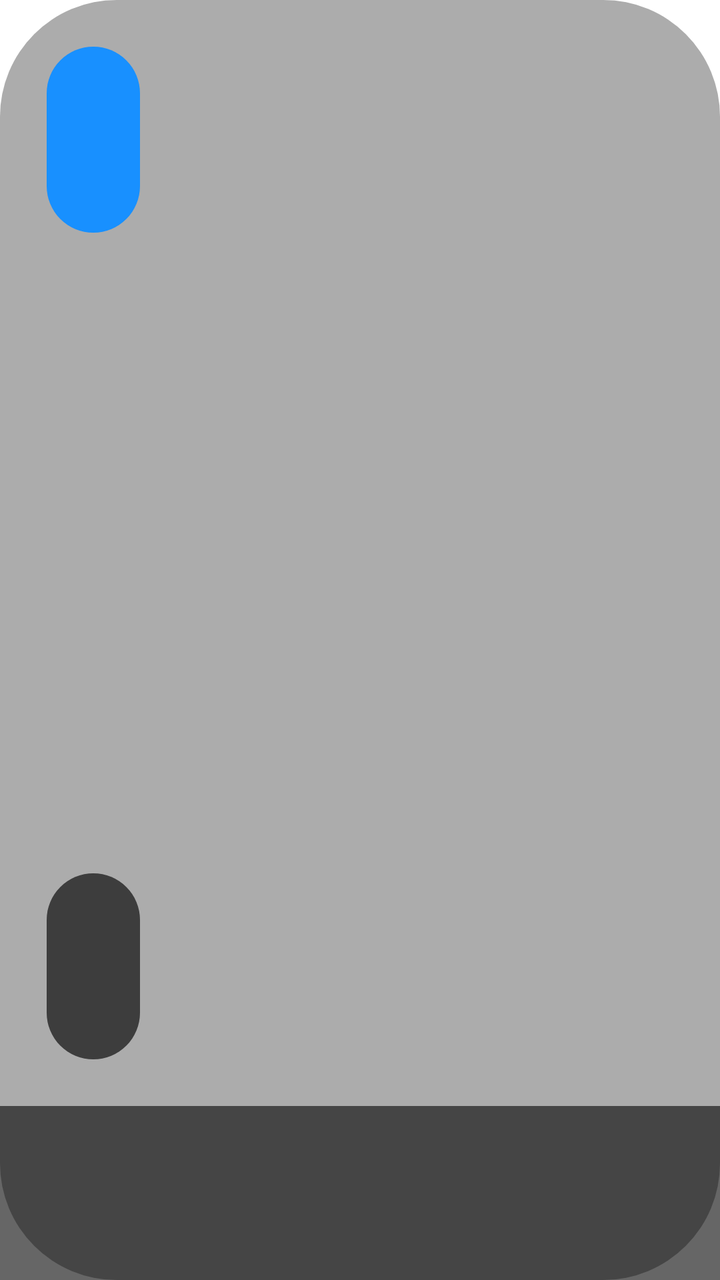
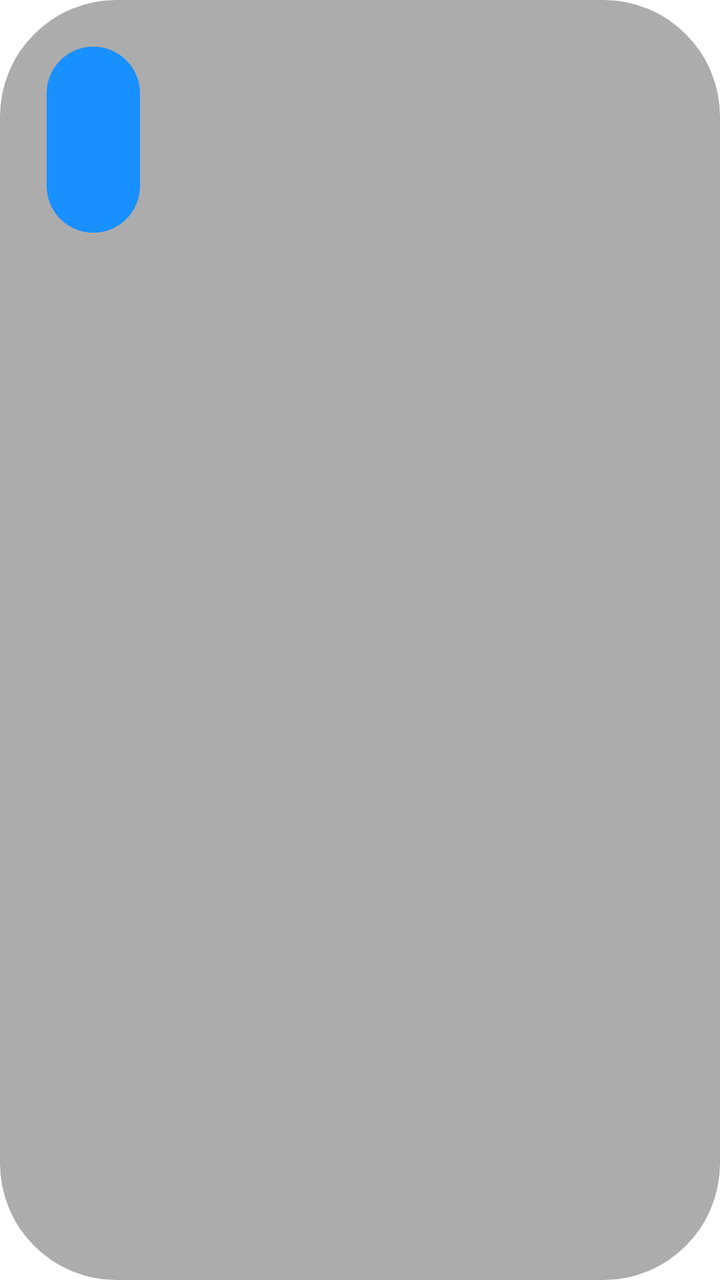

Before-and-after screenshots of an Android layout around one commit, followed by the original layout XML and the change that was made.
<!-- AndroidManifest.xml: application theme AppTheme.NoActionBar -->
<!-- res/layout/item_search.xml -->
<?xml version="1.0" encoding="utf-8"?>
<FrameLayout xmlns:android="http://schemas.android.com/apk/res/android"
    android:layout_width="match_parent"
    android:layout_height="wrap_content"
    android:background="@drawable/shape_user_focus"
    android:focusable="true">

    <FrameLayout
        android:layout_width="match_parent"
        android:layout_height="@dimen/vs_120">

        <ImageView
            android:id="@+id/ivThumb"
            android:layout_width="match_parent"
            android:layout_height="match_parent"
            android:scaleType="centerCrop" />

        <LinearLayout
            android:layout_width="wrap_content"
            android:layout_height="wrap_content"
            android:layout_marginLeft="@dimen/vs_4"
            android:layout_marginTop="@dimen/vs_4"
            android:layout_marginRight="@dimen/vs_4"
            android:orientation="horizontal">

            <TextView
                android:id="@+id/tvSite"
                android:layout_width="wrap_content"
                android:layout_height="wrap_content"
                android:layout_marginEnd="@dimen/vs_4"
                android:layout_marginRight="@dimen/vs_4"
                android:background="@drawable/shape_thumb_year"
                android:ellipsize="end"
                android:gravity="center"
                android:paddingLeft="@dimen/vs_4"
                android:paddingRight="@dimen/vs_4"
                android:singleLine="true"
                android:textColor="@android:color/white"
                android:textSize="@dimen/ts_16" />

        </LinearLayout>


        <LinearLayout
            android:layout_width="match_parent"
            android:layout_height="wrap_content"
            android:layout_gravity="bottom"
            android:orientation="vertical">

            <TextView
                android:id="@+id/tvNote"
                android:layout_width="wrap_content"
                android:layout_height="wrap_content"
                android:layout_gravity="bottom"
                android:layout_marginLeft="@dimen/vs_4"
                android:layout_marginRight="@dimen/vs_4"
                android:layout_marginBottom="@dimen/vs_4"
                android:background="@drawable/shape_thumb_note"
                android:ellipsize="end"
                android:gravity="center"
                android:paddingLeft="@dimen/vs_4"
                android:paddingRight="@dimen/vs_4"
                android:singleLine="true"
                android:textColor="@android:color/white"
                android:textSize="@dimen/ts_16" />

            <TextView
                android:id="@+id/tvName"
                android:layout_width="match_parent"
                android:layout_height="wrap_content"
                android:background="@drawable/shape_thumb_bottom_name"
                android:ellipsize="marquee"
                android:marqueeRepeatLimit="marquee_forever"
                android:padding="@dimen/vs_4"
                android:singleLine="true"
                android:textColor="@android:color/white"
                android:textSize="@dimen/ts_18" />
        </LinearLayout>
    </FrameLayout>
</FrameLayout>
<!-- resources referenced by this layout -->
<resources>
  <dimen name="ts_16">12mm</dimen>
  <dimen name="ts_18">13mm</dimen>
  <dimen name="vs_120">120mm</dimen>
  <dimen name="vs_4">4mm</dimen>
  <!-- drawable shape_thumb_bottom_name (drawable) -->
  <?xml version="1.0" encoding="utf-8"?>
  <shape xmlns:android="http://schemas.android.com/apk/res/android">
      <corners
          android:bottomLeftRadius="@dimen/vs_10"
          android:bottomRightRadius="@dimen/vs_10" />
      <solid android:color="@color/color_99000000" />
  </shape>
  <!-- drawable shape_thumb_note (drawable) -->
  <?xml version="1.0" encoding="utf-8"?>
  <shape xmlns:android="http://schemas.android.com/apk/res/android">
      <solid android:color="@color/color_3D3D3D" />
      <corners android:radius="5mm" />
  </shape>
  <!-- drawable shape_thumb_year (drawable) -->
  <?xml version="1.0" encoding="utf-8"?>
  <shape xmlns:android="http://schemas.android.com/apk/res/android">
      <solid android:color="@color/color_1890FF" />
      <corners android:radius="5mm" />
  </shape>
  <!-- drawable shape_user_focus (drawable) -->
  <?xml version="1.0" encoding="utf-8"?>
  <selector xmlns:android="http://schemas.android.com/apk/res/android">
      <item android:state_focused="true">
          <shape>
              <corners android:radius="10mm" />
              <stroke android:width="2mm" android:color="@color/color_FFFFFF" />
              <solid android:color="@color/color_6C3D3D3D" />
          </shape>
      </item>
      <item android:state_focused="false">
          <shape>
              <corners android:radius="10mm" />
              <solid android:color="@color/color_6C3D3D3D"/>
          </shape>
      </item>
  </selector>
  <style name="AppTheme.NoActionBar" parent="AppTheme">
          <item name="android:windowActionBar">false</item>
          <item name="android:windowNoTitle">true</item>
          <item name="windowActionBar">false</item>
          <item name="android:windowFullscreen">true</item>//全屏即无通知栏
          <item name="android:windowContentOverlay">@null</item>//是否有遮盖
          <item name="windowNoTitle">true</item>
          <item name="android:keepScreenOn">true</item>
          
          <item name="android:windowBackground">@android:color/transparent</item>
      </style>
  <dimen name="vs_10">10mm</dimen>
  <color name="color_99000000">#99000000</color>
  <color name="color_3D3D3D">#3D3D3D</color>
  <color name="color_1890FF">#1890FF</color>
  <color name="color_FFFFFF">#ffffffff</color>
  <color name="color_6C3D3D3D">#6c3d3d3d</color>
  <style name="AppTheme" parent="Theme.AppCompat.Light.DarkActionBar">
          
          <item name="colorPrimary">@color/color_6200EE</item>
          <item name="colorPrimaryDark">@color/color_3700B3</item>
          <item name="colorAccent">@color/color_03DAC5</item>
      </style>
  <color name="color_6200EE">#6200EE</color>
  <color name="color_3700B3">#3700B3</color>
  <color name="color_03DAC5">#03DAC5</color>
</resources>

<!-- the commit's change to res/layout/item_search.xml (unified diff, before → after) -->
@@ -7,7 +7,7 @@
 
     <FrameLayout
         android:layout_width="match_parent"
-        android:layout_height="@dimen/vs_120">
+        android:layout_height="@dimen/vs_160">
 
         <ImageView
             android:id="@+id/ivThumb"
@@ -69,8 +69,7 @@
                 android:layout_width="match_parent"
                 android:layout_height="wrap_content"
                 android:background="@drawable/shape_thumb_bottom_name"
-                android:ellipsize="marquee"
-                android:marqueeRepeatLimit="marquee_forever"
+                android:ellipsize="end"
                 android:padding="@dimen/vs_4"
                 android:singleLine="true"
                 android:textColor="@android:color/white"
<!-- resource entries referenced after the edit -->
@@ -2,7 +2,7 @@
 <resources>
   <dimen name="ts_16">12mm</dimen>
   <dimen name="ts_18">13mm</dimen>
-  <dimen name="vs_120">120mm</dimen>
+  <dimen name="vs_160">160mm</dimen>
   <dimen name="vs_4">4mm</dimen>
   <!-- drawable shape_thumb_bottom_name (drawable) -->
   <?xml version="1.0" encoding="utf-8"?>
